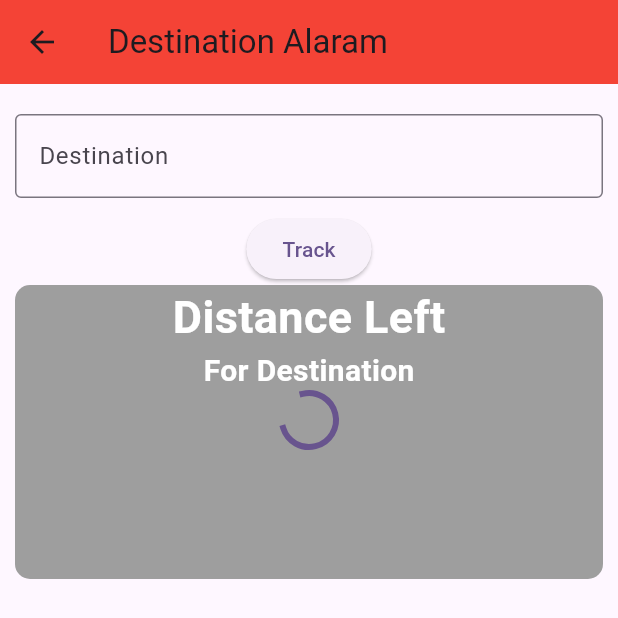
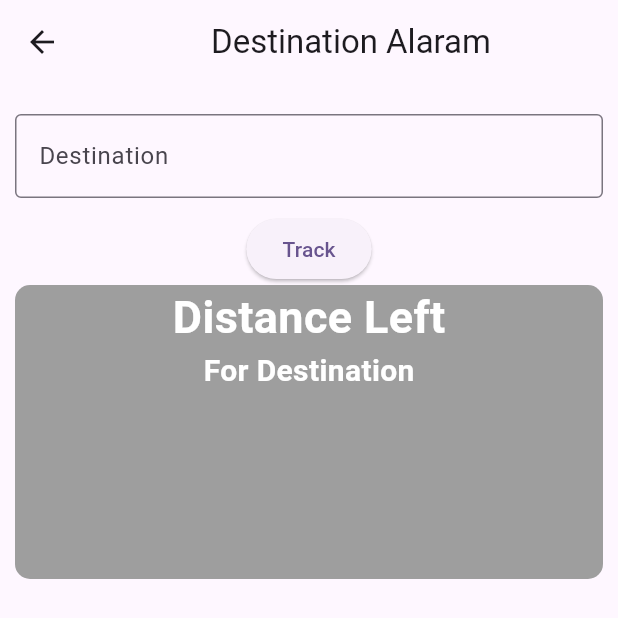
Before and after one commit to akmehto1/Delhi-Metro-v1.4, a Flutter app: the AlaramPage screen opened directly, on a phone screen of 412 x 824 dp. Shown: the top 618 px of the screen. Run offline on Flutter 3.47's test engine with Material 3 defaults, Android fonts, the phone set to English and light mode, and no system bars; our stand-ins replace flutter_animate, flutter_blue_plus, geolocator, permission_handler, photo_view, vibration; missing offline and left inert: flutter_foreground_task; statements that could not run were skipped.

```diff
--- a/lib/ui/Home/home.dart
+++ b/lib/ui/Home/home.dart
@@ -5,6 +5,7 @@ import 'package:delhimetrov/ui/alaram/alaram.dart';
 import 'package:delhimetrov/ui/map/map-page.dart';
 
 import 'package:flutter/material.dart';
+import 'package:flutter_foreground_task/flutter_foreground_task.dart';
 
 class HomeView extends StatefulWidget {
   const HomeView({super.key});
@@ -43,7 +44,7 @@ class _HomeViewState extends State<HomeView> {
     return Scaffold(
       appBar:AppBar(
         actions: [
-          IconButton(onPressed:(){}, icon:Icon(Icons.access_alarms_rounded))
+
         ],
         title:Row(
           mainAxisAlignment:MainAxisAlignment.center,
@@ -63,7 +64,7 @@ class _HomeViewState extends State<HomeView> {
       controller: _controller,
       children: [
         HomeBody(),
-        AlaramPage(),
+        WithForegroundTask(child:AlaramPage()),
         Container(
           color: Colors.green,
           child: Center(
--- a/lib/ui/alaram/alaram.dart
+++ b/lib/ui/alaram/alaram.dart
@@ -1,9 +1,15 @@
 import 'dart:async';
+import 'dart:isolate';
 
 import 'package:delhimetrov/provider/alaram_provider.dart';
 import 'package:delhimetrov/shared/widgets/autocomplete_text_widget.dart';
 import 'package:flutter/material.dart';
+import 'package:flutter_foreground_task/flutter_foreground_task.dart';
 import 'package:provider/provider.dart';
+
+
+import '../../services/ForegroundTaskService.dart';
+import '../../tasks/someTask.dart';
 
 class AlaramPage extends StatefulWidget {
   const AlaramPage({super.key});
@@ -13,12 +19,62 @@ class AlaramPage extends StatefulWidget {
 }
 
 class _AlaramPageState extends State<AlaramPage> {
+
+  ReceivePort? receivePort;
+  late SomeTask taskObj;
+
+  @override
+  void initState(){
+    super.initState();
+
+    // This is used to listen to the messages that senderPort sends from ForegroundTaskService we created
+    receivePort = FlutterForegroundTask.receivePort;
+    taskObj = SomeTask();
+    if (receivePort != null){
+      receivePort!.listen((data){
+        if(data == "startTask"){
+          taskObj.performTask();
+        }
+        else if (data == "killTask"){
+          taskObj.killTask();
+        }
+      });
+    }
+  }
+
+
+  void startService()async{
+    if (await FlutterForegroundTask.isRunningService) {
+      FlutterForegroundTask.restartService();
+    }
+    else {
+      FlutterForegroundTask.startService(
+        notificationTitle: 'Foreground Service is running',
+        notificationText: 'Tap to return to the app',
+        callback: startCallback, // Function imported from ForegroundService.dart
+      );
+
+    }
+
+  }
+
+
+  void stopService() async {
+    if (await FlutterForegroundTask.isRunningService) {
+      FlutterForegroundTask.stopService();
+    }
+  }
+
+
   @override
   Widget build(BuildContext context) {
     return Scaffold(
         appBar: AppBar(
-          backgroundColor: Colors.red,
-          title: const Text("Destination Alaram"),
+
+          title: Row(
+            mainAxisAlignment:MainAxisAlignment.center,
+            children: [const Text("Destination Alaram")],
+          ),
         ),
         body: Consumer<AlaramProvider>(builder: (context, alaramProvider, child) {
           return SingleChildScrollView(
@@ -34,7 +90,8 @@ class _AlaramPageState extends State<AlaramPage> {
                     String stationName=alaramProvider.destination.text;
                     alaramProvider.destinationCoordinationFetching(stationName);
 
-                    Timer.periodic(Duration(seconds:2), (timer) {
+                         startService();
+                    Timer.periodic(const Duration(seconds:2), (timer) {
                       alaramProvider.fetchingCurrentLocationDataInInterval();
                     });
 
@@ -48,13 +105,13 @@ class _AlaramPageState extends State<AlaramPage> {
   }
 
   Widget locationWidget(alaramProvider){
-    TextStyle _style1=TextStyle(
+    TextStyle style1=const TextStyle(
       fontSize:30,
       color:Colors.white,
       fontWeight:FontWeight.bold
     );
 
-    TextStyle _style2=TextStyle(
+    TextStyle style2=const TextStyle(
         fontSize:20,
         color:Colors.white,
         fontWeight:FontWeight.bold
@@ -68,14 +125,14 @@ class _AlaramPageState extends State<AlaramPage> {
 
       child:Column(
         children: [
-          Text("Distance Left",style:_style1,),
-          Text("For Destination",style:_style2,),
+          Text("Distance Left",style:style1,),
+          Text("For Destination",style:style2,),
           alaramProvider.currentLocation != null
               ? Text(
             'Distance: ${alaramProvider.distance} KM',
-            style: TextStyle(fontSize: 30,fontWeight:FontWeight.w700),
+            style: const TextStyle(fontSize: 30,fontWeight:FontWeight.w700),
           )
-              : CircularProgressIndicator(),
+              :SizedBox(),
         ],
       ),
     ),
--- a/pubspec.yaml
+++ b/pubspec.yaml
@@ -43,6 +43,9 @@ dependencies:
   geolocator: ^10.0.1
   vibration: ^1.8.3
   permission_handler: ^11.3.1
+  flutter_foreground_task: ^6.2.0
+  awesome_notifications: ^0.9.3+1
+  flutter_blue_plus: ^1.32.6
 
 dev_dependencies:
   flutter_test:
```
Also changed, not shown: lib/main.dart (+8 -1 lines), lib/services/ForegroundTaskService.dart (added, +86 -0 lines), pubspec.lock, 1 other file.
